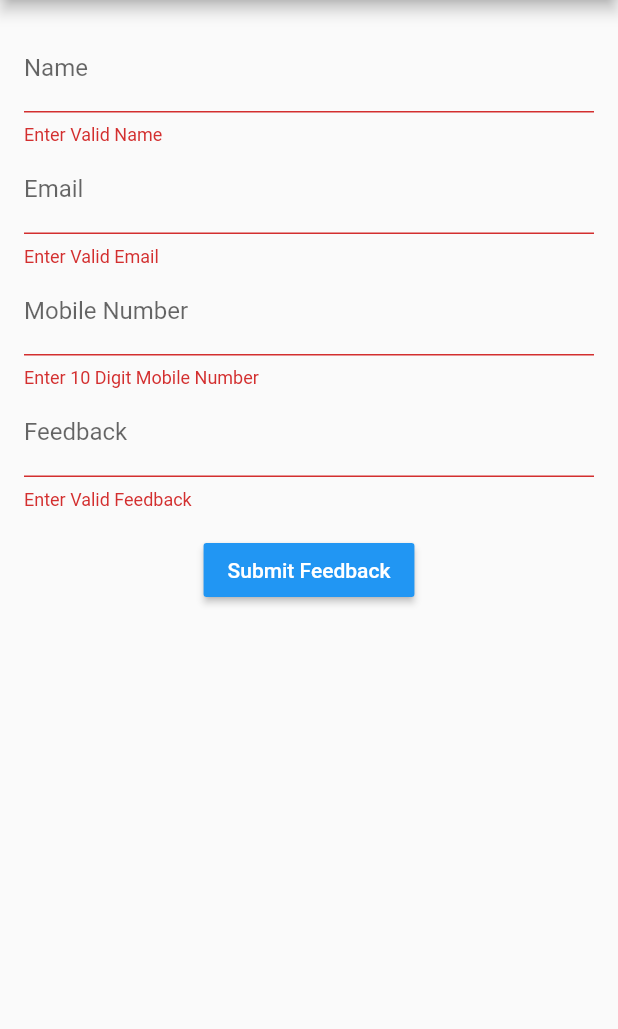
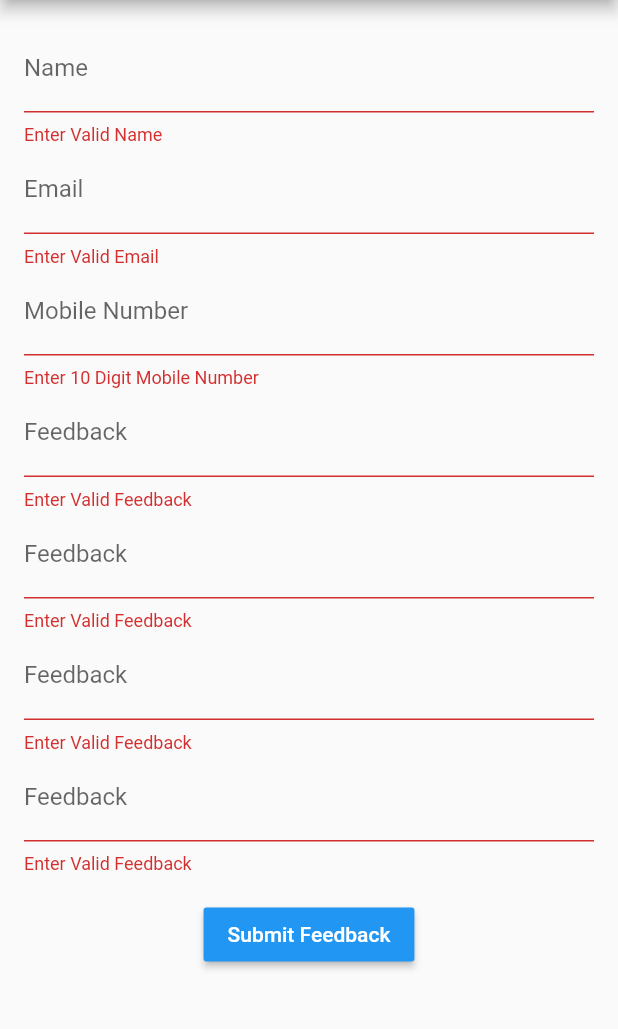
Before and after one commit to mechbullgt/eimarat, a Flutter app: the screen it shows after launch, after a tap on "Submit Feedback", on a phone screen of 412 x 824 dp, the part 84-1113 px from its top. Run offline on Flutter 3.47's test engine with Material 2 defaults, Android fonts, the phone set to English and light mode, and no system bars.

Commit message:
User is able to add relevant data to the sheet

```diff
--- a/lib/controller/form_controller.dart
+++ b/lib/controller/form_controller.dart
@@ -24,7 +24,8 @@ class FormController {
       await http.get(
         URL + feedbackForm.toParams()
       ).then((response){
-        callback(convert.jsonDecode(response.body)['status']);
+        print("Response:"+response.body);
+        callback(convert.jsonDecode(response.body));
       });
     } catch (e) {
       print(e);
--- a/lib/main.dart
+++ b/lib/main.dart
@@ -27,7 +27,6 @@ class MyHomePage extends StatefulWidget {
 }
 
 class _MyHomePageState extends State<MyHomePage> {
-
   // Create a global key that uniquely identifies the Form widget
   // and allows validation of the form.
   //
@@ -37,10 +36,13 @@ class _MyHomePageState extends State<MyHomePage> {
   final _scaffoldKey = GlobalKey<ScaffoldState>();
 
   // TextField Controllers
-  TextEditingController nameController = TextEditingController();
-  TextEditingController emailController = TextEditingController();
-  TextEditingController mobileNoController = TextEditingController();
-  TextEditingController feedbackController = TextEditingController();
+  TextEditingController dateController = TextEditingController();
+  TextEditingController clientNameController = TextEditingController();
+  TextEditingController productNameController = TextEditingController();
+  TextEditingController quantityController = TextEditingController();
+  TextEditingController bundlePieceController = TextEditingController();
+  TextEditingController rateController = TextEditingController();
+  TextEditingController transHamaliController = TextEditingController();
 
   // Method to Submit Feedback and save it in Google Sheets
   void _submitForm() {
@@ -49,10 +51,13 @@ class _MyHomePageState extends State<MyHomePage> {
     if (_formKey.currentState.validate()) {
       // If the form is valid, proceed.
       FeedbackForm feedbackForm = FeedbackForm(
-        nameController.text,
-        emailController.text,
-        mobileNoController.text,
-        feedbackController.text
+          dateController.text,
+          clientNameController.text,
+          productNameController.text,
+          quantityController.text,
+          bundlePieceController.text,
+          rateController.text,
+          transHamaliController.text
           );
 
       FormController formController = FormController((String response) {
@@ -64,8 +69,7 @@ class _MyHomePageState extends State<MyHomePage> {
           // Error Occurred while saving data in Google Sheets.
           _showSnackbar("Error Occurred!");
         }
-        }
-      );
+      });
 
       _showSnackbar("Submitting Feedback");
 
@@ -94,25 +98,23 @@ class _MyHomePageState extends State<MyHomePage> {
           children: <Widget>[
             Form(
                 key: _formKey,
-                child:
-                  Padding(padding: EdgeInsets.all(16),
+                child: Padding(
+                  padding: EdgeInsets.all(16),
                   child: Column(
                     crossAxisAlignment: CrossAxisAlignment.start,
                     children: <Widget>[
                       TextFormField(
-                        controller: nameController,
+                        controller: dateController,
                         validator: (value) {
                           if (value.isEmpty) {
                             return 'Enter Valid Name';
                           }
                           return null;
                         },
-                        decoration: InputDecoration(
-                          labelText: 'Name'
-                        ),
+                        decoration: InputDecoration(labelText: 'Name'),
                       ),
                       TextFormField(
-                        controller: emailController,
+                        controller: clientNameController,
                         validator: (value) {
                           if (!value.contains("@")) {
                             return 'Enter Valid Email';
@@ -120,12 +122,10 @@ class _MyHomePageState extends State<MyHomePage> {
                           return null;
                         },
                         keyboardType: TextInputType.emailAddress,
-                        decoration: InputDecoration(
-                          labelText: 'Email'
-                        ),
+                        decoration: InputDecoration(labelText: 'Email'),
                       ),
                       TextFormField(
-                        controller: mobileNoController,
+                        controller: productNameController,
                         validator: (value) {
                           if (value.trim().length != 10) {
                             return 'Enter 10 Digit Mobile Number';
@@ -138,7 +138,7 @@ class _MyHomePageState extends State<MyHomePage> {
                         ),
                       ),
                       TextFormField(
-                        controller: feedbackController,
+                        controller: quantityController,
                         validator: (value) {
                           if (value.isEmpty) {
                             return 'Enter Valid Feedback';
@@ -146,18 +146,48 @@ class _MyHomePageState extends State<MyHomePage> {
                           return null;
                         },
                         keyboardType: TextInputType.multiline,
-                        decoration: InputDecoration(
-                          labelText: 'Feedback'
+                        decoration: InputDecoration(labelText: 'Feedback'),
                       ),
+                      TextFormField(
+                        controller: bundlePieceController,
+                        validator: (value) {
+                          if (value.isEmpty) {
+                            return 'Enter Valid Feedback';
+                          }
+                          return null;
+                        },
+                        keyboardType: TextInputType.multiline,
+                        decoration: InputDecoration(labelText: 'Feedback'),
+                      ),
+                      TextFormField(
+                        controller: rateController,
+                        validator: (value) {
+                          if (value.isEmpty) {
+                            return 'Enter Valid Feedback';
+                          }
+                          return null;
+                        },
+                        keyboardType: TextInputType.multiline,
+                        decoration: InputDecoration(labelText: 'Feedback'),
+                      ),
+                      TextFormField(
+                        controller: transHamaliController,
+                        validator: (value) {
+                          if (value.isEmpty) {
+                            return 'Enter Valid Feedback';
+                          }
+                          return null;
+                        },
+                        keyboardType: TextInputType.multiline,
+                        decoration: InputDecoration(labelText: 'Feedback'),
                       ),
                     ],
                   ),
-                )
-              ),
+                )),
             RaisedButton(
               color: Colors.blue,
               textColor: Colors.white,
-                onPressed:_submitForm,
+              onPressed: _submitForm,
               child: Text('Submit Feedback'),
             ),
           ],
--- a/lib/model/form.dart
+++ b/lib/model/form.dart
@@ -1,12 +1,18 @@
 class FeedbackForm {
-  String _name;
-  String _email;
-  String _mobileNo;
-  String _feedback;
+  String _date;
+  String _clientName;
+  String _productName;
+  String _quantity;
+  String _bundlePiece;
+  String _rate;
+  String _transHamali;
 
-  FeedbackForm(this._name, this._email, this._mobileNo, this._feedback);
+  FeedbackForm(this._date, this._clientName,this._productName,this._quantity, this._bundlePiece,this._rate,this._transHamali);
 
   // Method to make GET parameters.
-  String toParams() =>
-  "?name=$_name&email=$_email&mobileNo=$_mobileNo&feedback=$_feedback";
+  String toParams() {
+String x = "?date=$_date&client=$_clientName&product=$_productName&quantity=$_quantity&bundlePiece=$_bundlePiece&rate=$_rate&trans=$_transHamali";
+    print("Params: "+x);
+    return x;
+  }
 }
```
Lines whose indentation alone changed are shown as unchanged.
